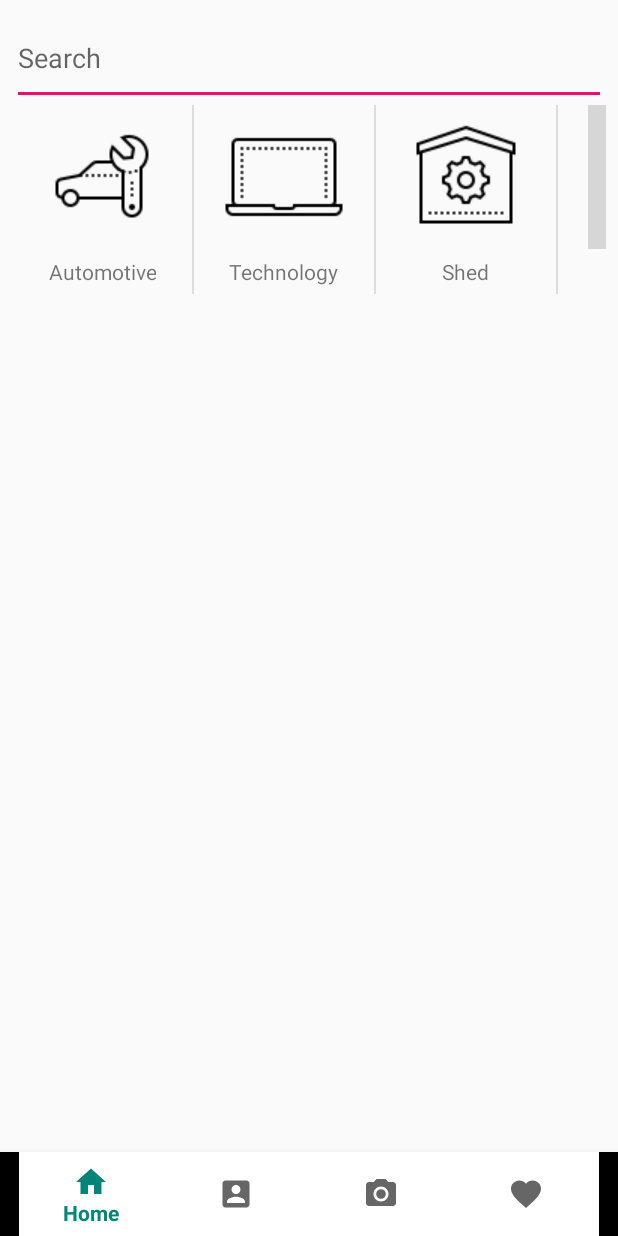
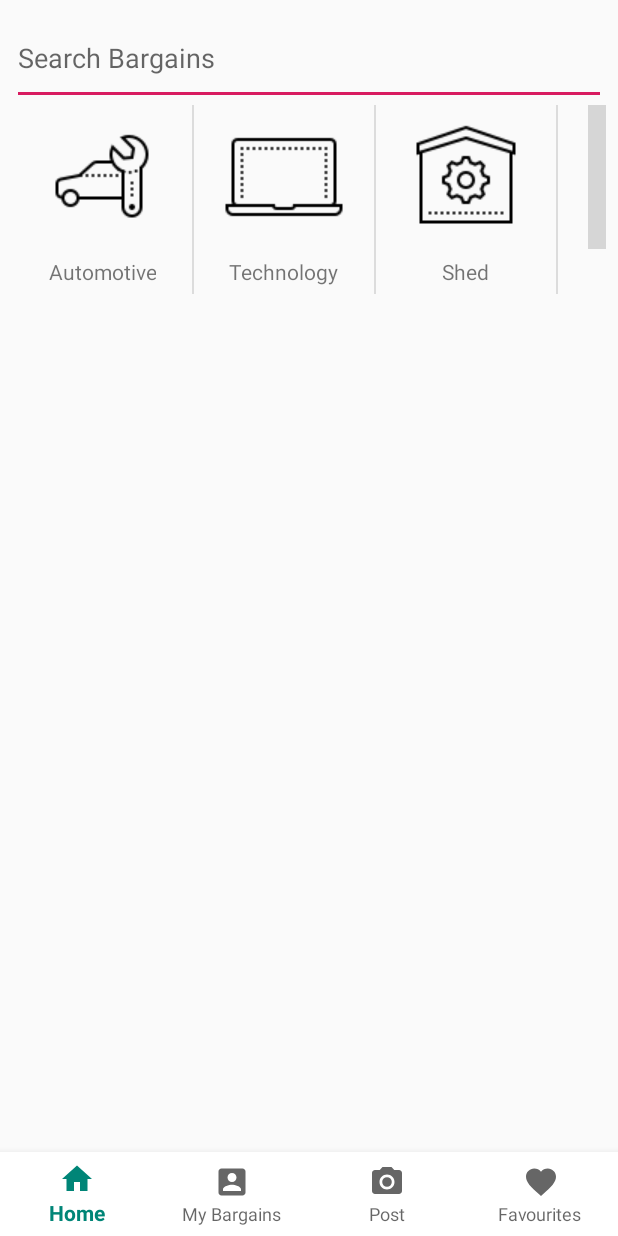
Before and after one commit to LargerSnowdevil/NT-Bargain-Hunter, an Android app: the screen it shows after launch (HomePage), on a phone screen of 412 x 824 dp. Run offline under Robolectric (Android 15) with nearby library versions, the phone set to English and light mode, and no system bars; grey boxes are pictures that could not be loaded.

Commit message:
Navigation bar displays title at all times

```diff
--- a/App/app/src/main/res/layout/activity_home_page.xml
+++ b/App/app/src/main/res/layout/activity_home_page.xml
@@ -36,7 +36,7 @@
                 android:layout_width="match_parent"
                 android:layout_height="62dp"
                 android:ems="10"
-                android:hint="Search"
+                android:hint="Search Bargains"
                 android:inputType="textPersonName" />
 
             <android.support.v7.widget.RecyclerView
@@ -64,9 +64,10 @@
         android:id="@+id/homePageFooterNav"
         android:layout_width="match_parent"
         android:layout_height="wrap_content"
+        app:itemBackground="@color/cardview_light_background"
+        app:labelVisibilityMode="labeled"
         app:layout_constraintBottom_toBottomOf="parent"
         app:layout_constraintEnd_toEndOf="parent"
         app:layout_constraintStart_toStartOf="parent"
-        app:menu="@menu/footer_nav_menu"
-        app:itemBackground="@color/cardview_light_background"/>
+        app:menu="@menu/footer_nav_menu" />
 </android.support.constraint.ConstraintLayout>
--- a/App/app/src/main/res/layout/activity_user_bargain_list.xml
+++ b/App/app/src/main/res/layout/activity_user_bargain_list.xml
@@ -41,6 +41,7 @@
         android:layout_width="match_parent"
         android:layout_height="wrap_content"
         app:itemBackground="@color/cardview_light_background"
+        app:labelVisibilityMode="labeled"
         app:layout_constraintBottom_toBottomOf="parent"
         app:layout_constraintEnd_toEndOf="parent"
         app:layout_constraintStart_toStartOf="parent"
```
